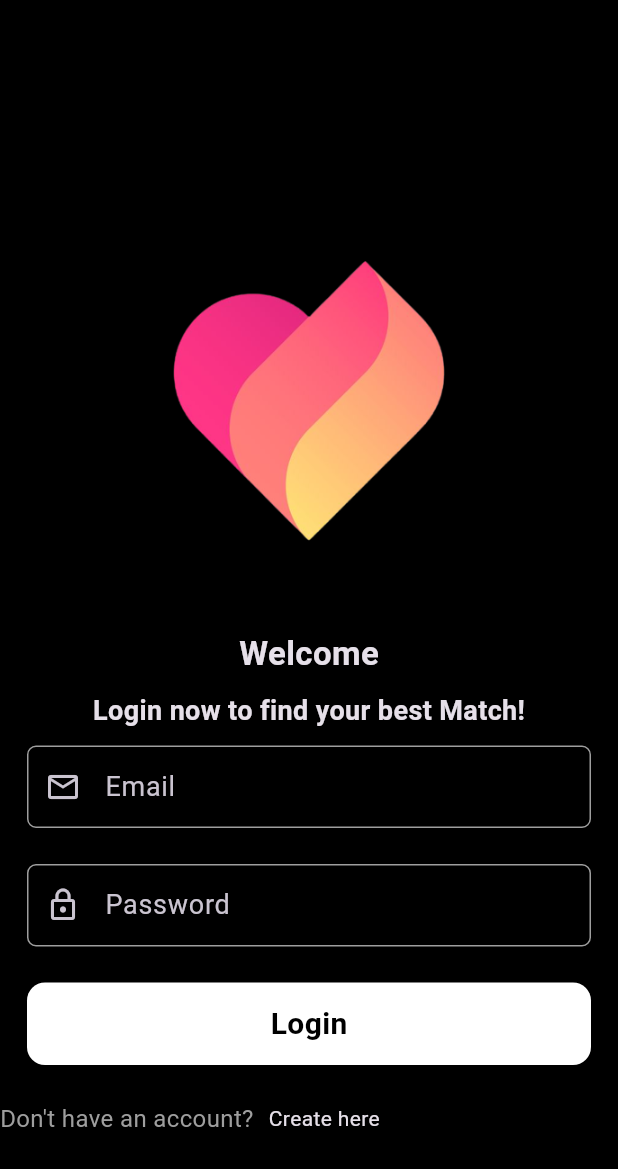
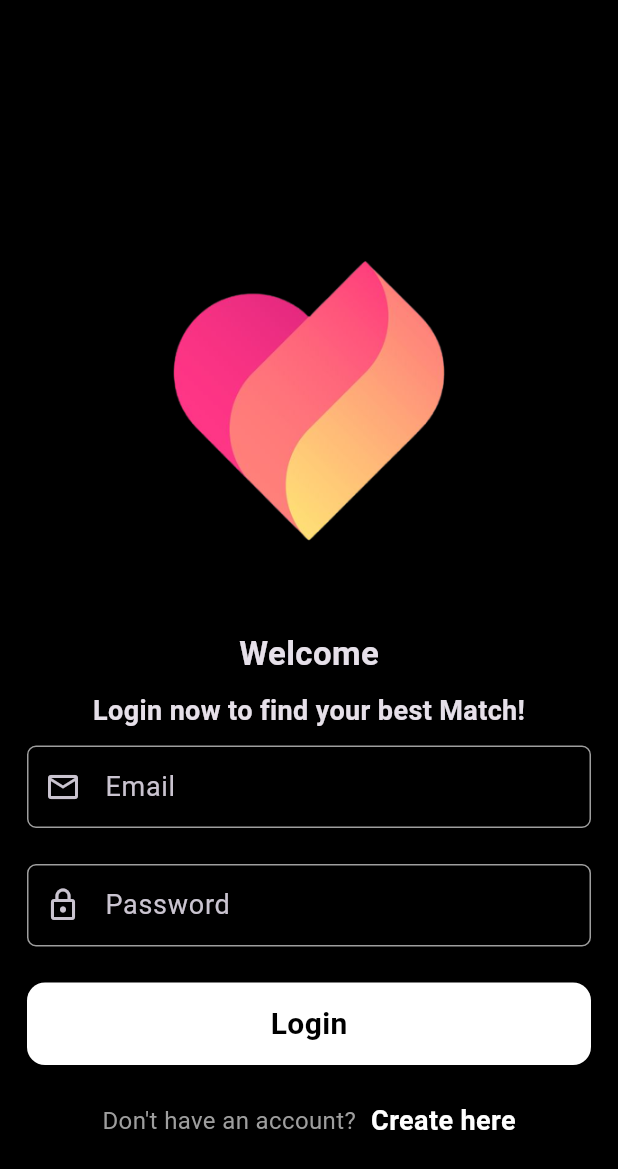
Before and after one commit to beshprakash11/dating_appfv1, a Flutter app: the screen it shows after launch, on a phone screen of 412 x 824 dp. Shown: the top 1169 px of the screen. Run offline on Flutter 3.47's test engine with Material 3 defaults, Android fonts, the phone set to English and light mode, and no system bars; our stand-ins replace get.

Commit message:
create account align

```diff
--- a/lib/authenticationScreen/login_screen.dart
+++ b/lib/authenticationScreen/login_screen.dart
@@ -109,6 +109,7 @@ class _LoginScreenState extends State<LoginScreen> {
 
             //create account
             Row(
+              mainAxisAlignment: MainAxisAlignment.center,
               children: [
                 const Text(
                   "Don't have an account?",
@@ -122,7 +123,14 @@ class _LoginScreenState extends State<LoginScreen> {
                 ),
                 InkWell(
                   onTap: () {},
-                  child: const Text("Create here"),
+                  child: const Text(
+                    "Create here",
+                    style: TextStyle(
+                      fontSize: 18,
+                      color: Colors.white,
+                      fontWeight: FontWeight.bold,
+                    ),
+                  ),
                 ),
               ],
             ),
```
